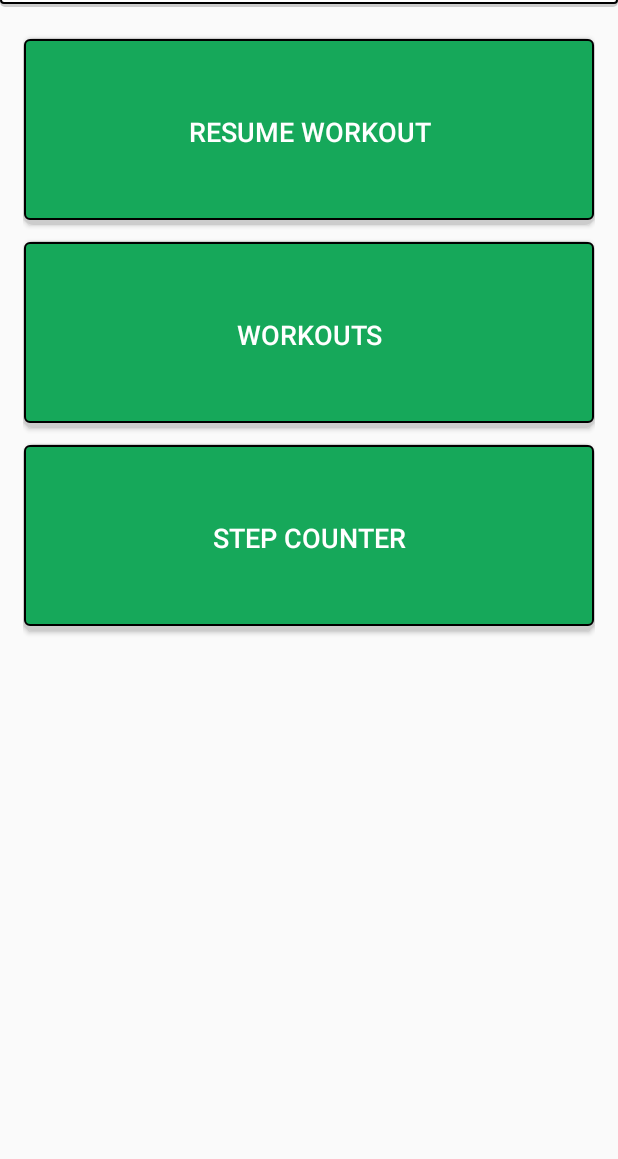
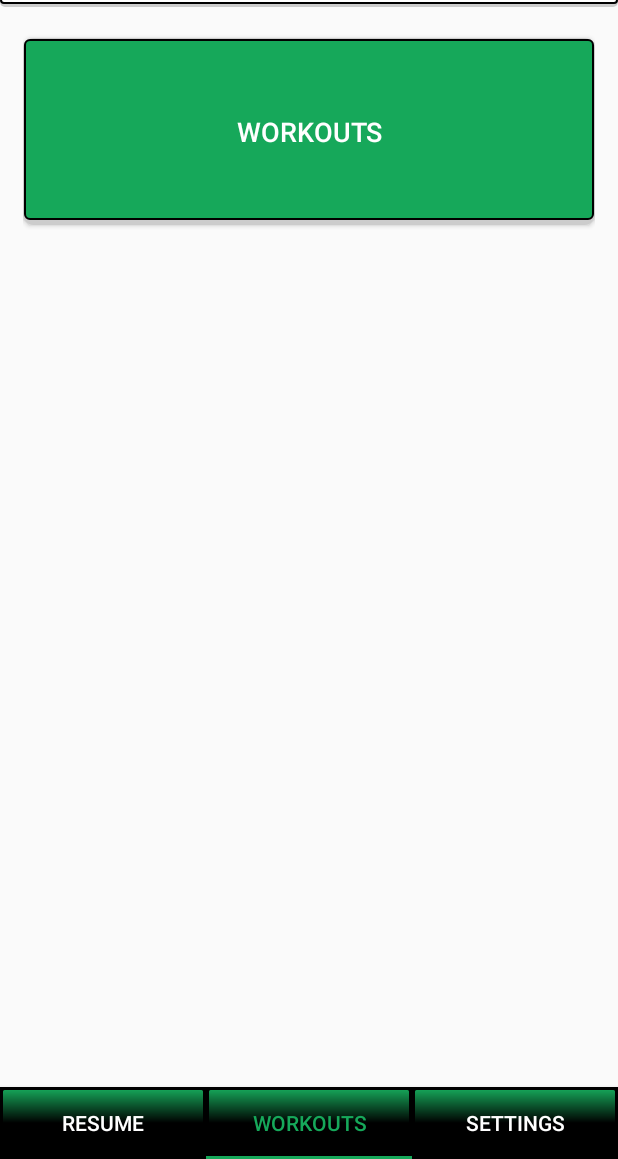
Before and after one commit to judacribz/GainzAssist, an Android app: the Main screen opened directly, with no data from a screen before it, on a phone screen of 412 x 824 dp, the part 77-1236 px from its top. Run offline under Robolectric (Android 15) with nearby library versions, the phone set to English and light mode, and no system bars; our stand-ins replace ButterKnife, Firebase (no records; nobody signed in at launch, a user with empty details on screens opened directly); libraries missing offline, so code that uses them is left out: com.facebook, com.facebook.rebound, org.parceler.

Commit message:
added viewpager with tabs to main page

```diff
--- /dev/null
+++ b/app/src/main/java/ca/judacribz/gainzassist/Home.java
@@ -0,0 +1,85 @@
+package ca.judacribz.gainzassist;
+
+import android.arch.lifecycle.ViewModelProviders;
+import android.content.Context;
+import android.content.Intent;
+import android.os.Bundle;
+import android.support.annotation.NonNull;
+import android.support.v4.app.Fragment;
+import android.view.LayoutInflater;
+import android.view.MenuItem;
+import android.view.View;
+import android.view.ViewGroup;
+import android.widget.Button;
+
+import butterknife.BindView;
+import butterknife.ButterKnife;
+import butterknife.OnClick;
+import ca.judacribz.gainzassist.activities.authentication.Login;
+import ca.judacribz.gainzassist.activities.workouts_list.WorkoutsList;
+import ca.judacribz.gainzassist.models.db.WorkoutViewModel;
+
+public class Home extends Fragment {
+
+    // Constants
+    // --------------------------------------------------------------------------------------------
+    // --------------------------------------------------------------------------------------------
+
+    // Global Vars
+    // --------------------------------------------------------------------------------------------
+    Main act;
+
+    // UI Elements
+    @BindView(R.id.btn_workouts)
+    Button btnWorkouts;
+    // --------------------------------------------------------------------------------------------
+
+    // ######################################################################################### //
+    // WarmupsList Constructor/Instance                                                        //
+    // ######################################################################################### //
+    public Home() {
+        // Required empty public constructor
+    }
+
+    public static Home getInstance() {
+        return new Home();
+    }
+
+    // ######################################################################################### //
+
+    // Fragment Override
+    ///////////////////////////////////////////////////////////////////////////////////////////////
+    @Override
+    public void onAttach(Context context) {
+        super.onAttach(context);
+        act = (Main) context;
+    }
+
+    @Override
+    public void onCreate(Bundle savedInstanceState) {
+        super.onCreate(savedInstanceState);
+    }
+
+    @Override
+    public View onCreateView(@NonNull LayoutInflater inflater,
+                             ViewGroup container,
+                             Bundle savedInstanceState) {
+        // Inflate the layout for this fragment
+        View view =  inflater.inflate(R.layout.fragment_home, container, false);
+        ButterKnife.bind(this, view);
+        btnWorkouts.setText(R.string.workouts);
+
+        return view;
+    }
+    //Fragment//Override///////////////////////////////////////////////////////////////////////////
+
+
+    // Click Handling
+    // ============================================================================================
+
+    @OnClick(R.id.btn_workouts)
+    public void startWorkoutsList() {
+        startActivity(new Intent(act, WorkoutsList.class));
+    }
+    //=Click=Handling==============================================================================
+}
--- a/app/src/main/java/ca/judacribz/gainzassist/Main.java
+++ b/app/src/main/java/ca/judacribz/gainzassist/Main.java
@@ -2,17 +2,22 @@ package ca.judacribz.gainzassist;
 
 import android.arch.lifecycle.ViewModelProviders;
 import android.content.Intent;
+import android.support.design.widget.TabLayout;
+import android.support.v4.app.Fragment;
+import android.support.v4.view.ViewPager;
 import android.support.v7.app.AppCompatActivity;
 import android.os.Bundle;
+import android.view.LayoutInflater;
 import android.view.Menu;
+
 import android.view.MenuItem;
-import android.widget.Button;
-
 import butterknife.*;
 
 import ca.judacribz.gainzassist.activities.authentication.Login;
-import ca.judacribz.gainzassist.activities.workouts_list.WorkoutsList;
+import ca.judacribz.gainzassist.adapters.WorkoutPagerAdapter;
 import ca.judacribz.gainzassist.models.db.WorkoutViewModel;
+
+import java.util.ArrayList;
 
 import static ca.judacribz.gainzassist.util.UI.*;
 
@@ -25,11 +30,12 @@ public class Main extends AppCompatActivity {
 
     // Global Vars
     // --------------------------------------------------------------------------------------------
+    LayoutInflater layInflater;
 
-    // UI Elements
-    @BindView(R.id.btn_resume_workout) Button btnResumeWorkout;
-    @BindView(R.id.btn_workouts) Button btnWorkouts;
-    @BindView(R.id.btn_step_counter) Button btnStepCounter;
+
+
+    @BindView(R.id.tlay_navbar) TabLayout tabLayout;
+    @BindView(R.id.vp_fmt_container) ViewPager viewPager;
     // --------------------------------------------------------------------------------------------
 
     // AppCompatActivity Override
@@ -40,15 +46,36 @@ public class Main extends AppCompatActivity {
         super.onCreate(savedInstanceState);
         setInitView(this, R.layout.activity_main, R.string.app_name, false);
 
-        btnResumeWorkout.setText(R.string.resume_workout);
-        btnWorkouts.setText(R.string.workouts);
-        btnStepCounter.setText(R.string.step_counter);
-
-
-        //TODO remove
-//        Toast.makeText(this, "shared pref says " + getEmailPref(this), Toast.LENGTH_SHORT).show();
+        setupPager();
     }
 
+    private void setupPager() {
+        layInflater = getLayoutInflater();
+
+        viewPager.addOnPageChangeListener(new TabLayout.TabLayoutOnPageChangeListener(tabLayout));
+        tabLayout.addOnTabSelectedListener(new TabLayout.ViewPagerOnTabSelectedListener(viewPager) {
+
+            @Override
+            public void onTabSelected(TabLayout.Tab tab) {
+                super.onTabSelected(tab);
+            }
+
+            @Override
+            public void onTabUnselected(TabLayout.Tab tab) {
+                super.onTabUnselected(tab);
+            }
+        });
+
+        ArrayList<Fragment> fmts = new ArrayList<>();
+        fmts.add(Resume.getInstance());
+        fmts.add(Home.getInstance());
+        fmts.add(Settings.getInstance());
+        viewPager.setAdapter(new WorkoutPagerAdapter(
+                getSupportFragmentManager(),
+                fmts
+        ));
+        viewPager.setCurrentItem(1);
+    }
     @Override
     public void onBackPressed() {
         handleBackButton(this);
@@ -62,9 +89,6 @@ public class Main extends AppCompatActivity {
     }
     ///////////////////////////////////////////////////////////////////////////////////////////////
 
-
-    // Click Handling
-    // ============================================================================================
     @Override
     public boolean onOptionsItemSelected(MenuItem item) {
 
@@ -84,9 +108,4 @@ public class Main extends AppCompatActivity {
         return super.onOptionsItemSelected(item);
     }
 
-    @OnClick(R.id.btn_workouts)
-    public void startWorkoutsList() {
-        startActivity(new Intent(this, WorkoutsList.class));
-    }
-    //=Click=Handling==============================================================================
 }
--- /dev/null
+++ b/app/src/main/java/ca/judacribz/gainzassist/Resume.java
@@ -0,0 +1,71 @@
+package ca.judacribz.gainzassist;
+
+import android.content.Context;
+import android.os.Bundle;
+import android.support.annotation.NonNull;
+import android.support.v4.app.Fragment;
+import android.view.LayoutInflater;
+import android.view.View;
+import android.view.ViewGroup;
+import android.widget.Button;
+
+import butterknife.ButterKnife;
+
+public class Resume extends Fragment {
+
+    // Constants
+    // --------------------------------------------------------------------------------------------
+    // --------------------------------------------------------------------------------------------
+
+    // Global Vars
+    // --------------------------------------------------------------------------------------------
+    Main act;
+
+    // UI Elements
+    Button btnWorkouts;
+    // --------------------------------------------------------------------------------------------
+
+    // ######################################################################################### //
+    // WarmupsList Constructor/Instance                                                        //
+    // ######################################################################################### //
+    public Resume() {
+        // Required empty public constructor
+    }
+
+    public static Resume getInstance() {
+        return new Resume();
+    }
+
+    // ######################################################################################### //
+
+    // Fragment Override
+    ///////////////////////////////////////////////////////////////////////////////////////////////
+    @Override
+    public void onAttach(Context context) {
+        super.onAttach(context);
+        act = (Main) context;
+    }
+
+    @Override
+    public void onCreate(Bundle savedInstanceState) {
+        super.onCreate(savedInstanceState);
+    }
+
+    @Override
+    public View onCreateView(@NonNull LayoutInflater inflater,
+                             ViewGroup container,
+                             Bundle savedInstanceState) {
+        // Inflate the layout for this fragment
+        View view =  inflater.inflate(R.layout.fragment_resume, container, false);
+        ButterKnife.bind(this, view);
+
+        return view;
+    }
+    //Fragment//Override///////////////////////////////////////////////////////////////////////////
+
+
+    // Click Handling
+    // ============================================================================================
+
+    //=Click=Handling==============================================================================
+}
--- /dev/null
+++ b/app/src/main/java/ca/judacribz/gainzassist/Settings.java
@@ -0,0 +1,70 @@
+package ca.judacribz.gainzassist;
+
+import android.content.Context;
+import android.os.Bundle;
+import android.support.annotation.NonNull;
+import android.support.v4.app.Fragment;
+import android.view.LayoutInflater;
+import android.view.View;
+import android.view.ViewGroup;
+import android.widget.Button;
+import butterknife.ButterKnife;
+
+public class Settings extends Fragment {
+
+    // Constants
+    // --------------------------------------------------------------------------------------------
+    // --------------------------------------------------------------------------------------------
+
+    // Global Vars
+    // --------------------------------------------------------------------------------------------
+    Main act;
+
+    // UI Elements
+    Button btnWorkouts;
+    // --------------------------------------------------------------------------------------------
+
+    // ######################################################################################### //
+    // WarmupsList Constructor/Instance                                                        //
+    // ######################################################################################### //
+    public Settings() {
+        // Required empty public constructor
+    }
+
+    public static Settings getInstance() {
+        return new Settings();
+    }
+
+    // ######################################################################################### //
+
+    // Fragment Override
+    ///////////////////////////////////////////////////////////////////////////////////////////////
+    @Override
+    public void onAttach(Context context) {
+        super.onAttach(context);
+        act = (Main) context;
+    }
+
+    @Override
+    public void onCreate(Bundle savedInstanceState) {
+        super.onCreate(savedInstanceState);
+    }
+
+    @Override
+    public View onCreateView(@NonNull LayoutInflater inflater,
+                             ViewGroup container,
+                             Bundle savedInstanceState) {
+        // Inflate the layout for this fragment
+        View view =  inflater.inflate(R.layout.fragment_settings, container, false);
+        ButterKnife.bind(this, view);
+
+        return view;
+    }
+    //Fragment//Override///////////////////////////////////////////////////////////////////////////
+
+
+    // Click Handling
+    // ============================================================================================
+
+    //=Click=Handling==============================================================================
+}
--- a/app/src/main/java/ca/judacribz/gainzassist/adapters/WorkoutPagerAdapter.java
+++ b/app/src/main/java/ca/judacribz/gainzassist/adapters/WorkoutPagerAdapter.java
@@ -74,20 +74,10 @@ public class WorkoutPagerAdapter extends FragmentPagerAdapter {
             newEntry(i);
         }
     }
-    public void addTab() {
-        this.numExs++;
-        newEntry(getCount());
-    }
 
-    public void newEntry(int index) {
-        Fragment fmt = new ExEntry();
-        ((ExEntry) fmt).setInd(index);
-        fmts.add(fmt);
-    }
-
-    public void removeTabFragment(int index) {
-        this.numExs--;
-        fmts.remove(getCount() - index - 1);
+    public WorkoutPagerAdapter(FragmentManager fragmentManager, ArrayList<Fragment> fmts) {
+        super(fragmentManager);
+        this.fmts = fmts;
     }
     // ######################################################################################### //
 
@@ -115,4 +105,20 @@ public class WorkoutPagerAdapter extends FragmentPagerAdapter {
     }
     //FragmentPagerAdapter//Override///////////////////////////////////////////////////////////////
 
+    public void addTab() {
+        this.numExs++;
+        newEntry(getCount());
+    }
+
+    public void newEntry(int index) {
+        Fragment fmt = new ExEntry();
+        ((ExEntry) fmt).setInd(index);
+        fmts.add(fmt);
+    }
+
+    public void removeTabFragment(int index) {
+        this.numExs--;
+        fmts.remove(getCount() - index - 1);
+    }
+
 }
--- a/app/src/main/java/ca/judacribz/gainzassist/models/Workout.java
+++ b/app/src/main/java/ca/judacribz/gainzassist/models/Workout.java
@@ -105,6 +105,7 @@ public class Workout {
         Map<String, Object> workout = new HashMap<>();
         Map<String, Object> exs = exerciseToMap(exercises);
 
+        workout.put("id", id);
         workout.put("exercises", exs);
 
         return workout;
--- a/app/src/main/res/layout/activity_main.xml
+++ b/app/src/main/res/layout/activity_main.xml
@@ -1,6 +1,7 @@
 <?xml version="1.0" encoding="utf-8"?>
 <RelativeLayout
     xmlns:android="http://schemas.android.com/apk/res/android"
+    xmlns:app="http://schemas.android.com/apk/res-auto"
     xmlns:tools="http://schemas.android.com/tools"
     android:layout_width="match_parent"
     android:layout_height="match_parent"
@@ -10,25 +11,50 @@
         android:id="@+id/toolbar"
         layout="@layout/partial_title_bar"/>
 
-    <LinearLayout
+    <android.support.v4.view.ViewPager
+        android:id="@+id/vp_fmt_container"
         android:layout_width="match_parent"
         android:layout_height="match_parent"
-        android:layout_below="@id/toolbar"
-        android:layout_marginEnd="15dp"
-        android:layout_marginStart="15dp"
-        android:layout_marginTop="15dp" android:clipToPadding="false"
-        android:orientation="vertical">
+        android:layout_above="@id/appbar"
+        android:layout_below="@id/toolbar"/>
 
-        <include
-            android:id="@+id/btn_resume_workout"
-            layout="@layout/part_button"/>
+    <!-- Naviagtion Tabs -->
+    <android.support.design.widget.AppBarLayout
+        android:id="@+id/appbar"
+        android:layout_width="match_parent"
+        android:layout_height="wrap_content"
+        android:background="@color/colorBg"
+        android:layout_alignParentBottom="true">
 
-        <include
-            android:id="@+id/btn_workouts"
-            layout="@layout/part_button" />
+        <android.support.design.widget.TabLayout
+            android:id="@+id/tlay_navbar"
+            android:layout_width="match_parent"
+            app:tabPadding="2dp"
+            android:layout_height="wrap_content"
+            app:tabBackground="@drawable/anim_tab_ripple"
+            app:tabIndicatorColor="@color/colorGreen"
+            app:tabIndicatorHeight="2dp"
+            app:tabSelectedTextColor="@color/colorGreen"
+            app:tabTextColor="@color/colorLightBg">
 
-        <include
-            android:id="@+id/btn_step_counter"
-            layout="@layout/part_button" />
-    </LinearLayout>
+            <android.support.design.widget.TabItem
+                android:id="@+id/tab_resume"
+                android:layout_width="wrap_content"
+                android:layout_height="wrap_content"
+                android:background="@color/colorBg"
+                android:text="@string/resume"/>
+
+            <android.support.design.widget.TabItem
+                android:id="@+id/tab_workouts"
+                android:layout_width="wrap_content"
+                android:layout_height="wrap_content"
+                android:text="@string/workouts" />
+
+            <android.support.design.widget.TabItem
+                android:id="@+id/tab_settings"
+                android:layout_width="wrap_content"
+                android:layout_height="wrap_content"
+                android:text="@string/settings" />
+        </android.support.design.widget.TabLayout>
+    </android.support.design.widget.AppBarLayout>
 </RelativeLayout>
--- /dev/null
+++ b/app/src/main/res/layout/fragment_home.xml
@@ -0,0 +1,15 @@
+<?xml version="1.0" encoding="utf-8"?>
+<LinearLayout
+	xmlns:android="http://schemas.android.com/apk/res/android"
+	xmlns:tools="http://schemas.android.com/tools"
+	android:layout_width="match_parent"
+	android:layout_height="match_parent"
+	android:padding="15dp"
+	android:orientation="vertical"
+	tools:context=".Resume">
+
+	<include
+		android:id="@+id/btn_workouts"
+		layout="@layout/part_button" />
+
+</LinearLayout>
--- a/app/src/main/res/values/strings.xml
+++ b/app/src/main/res/values/strings.xml
@@ -117,4 +117,6 @@
 	<string name="file_workout_info">workout_info.file</string>
 	<string name="equipment">Equipment</string>
 	<string name="update">update</string>
+	<string name="home">Home</string>
+	<string name="resume">Resume</string>
 </resources>
```
Also changed, not shown: app/src/main/java/ca/judacribz/gainzassist/activities/start_workout/CurrWorkout.java (+3 -34 lines), app/src/main/java/ca/judacribz/gainzassist/activities/start_workout/StartWorkout.java (+15 -4 lines), app/src/main/java/ca/judacribz/gainzassist/activities/start_workout/fragments/WorkoutScreen.java (+10 -1 lines), app/src/main/res/layout/fragment_resume.xml (added, +15 -0 lines), app/src/main/res/layout/fragment_settings.xml (added, +12 -0 lines).
